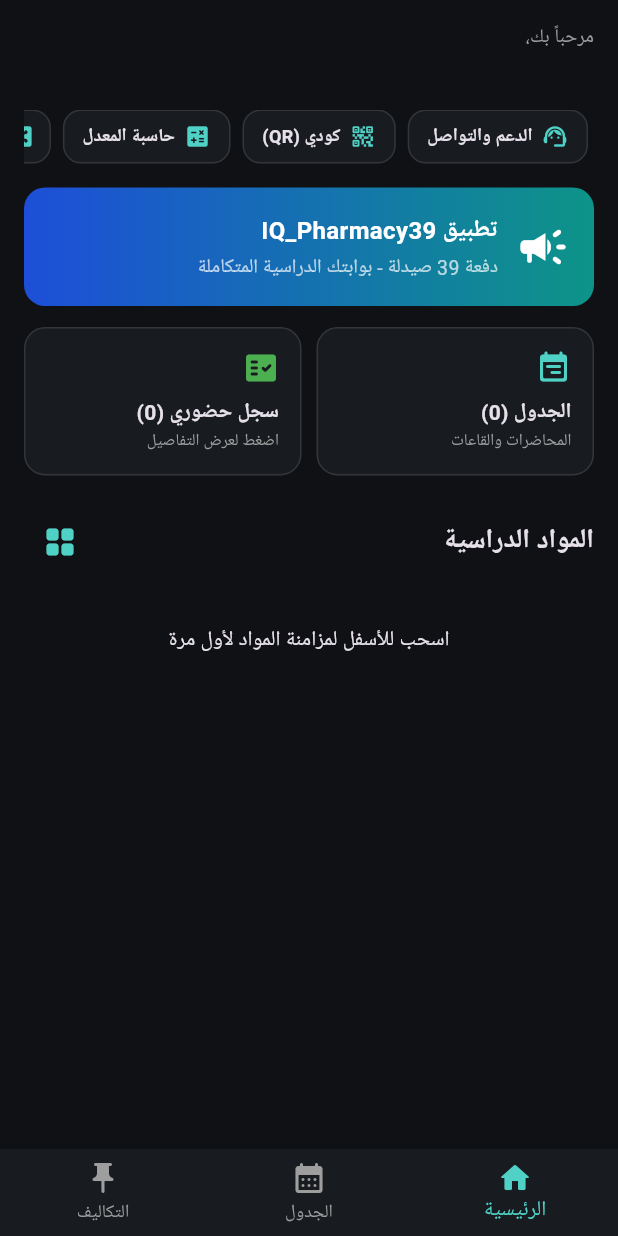
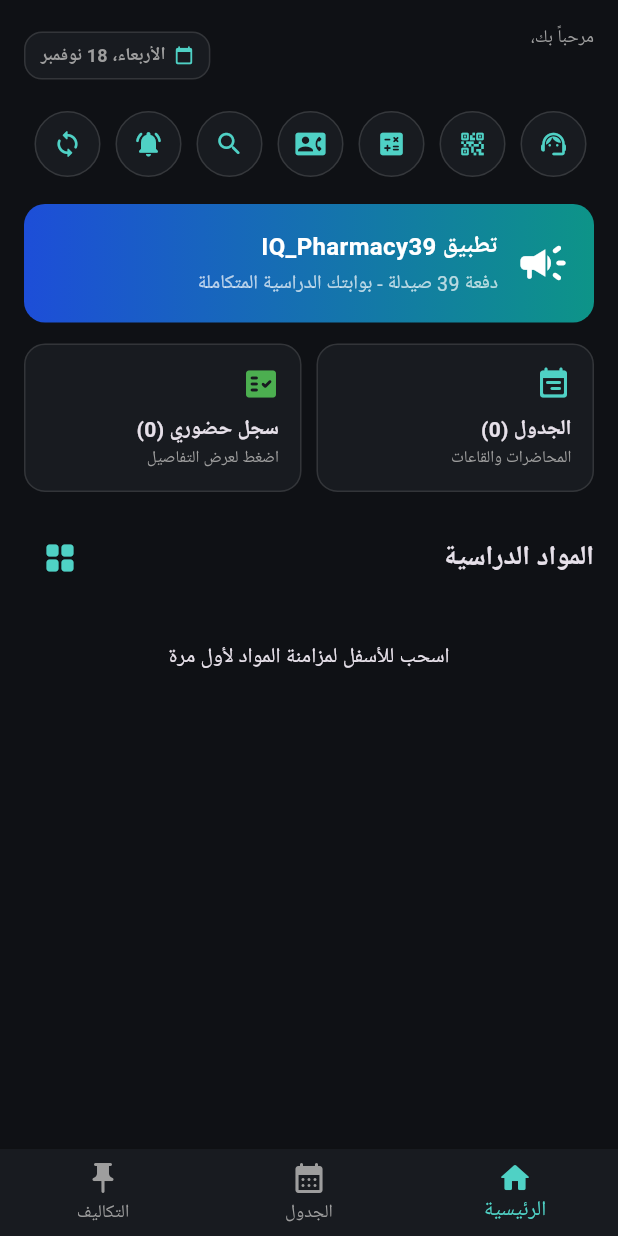
Before and after one commit to 780ramialhakami780-jpg/IQ_Pharmacy39, a Flutter app: the HomeScreen screen opened directly, on a phone screen of 412 x 824 dp. Run offline on Flutter 3.47's test engine with Material 3 defaults, Android fonts, the phone set to English and light mode, and no system bars; our stand-ins replace device_info_plus, dio, file_picker, google_fonts, image_picker, open_filex and 5 more; accounts and stored records are empty.

Commit message:
home_screen.dart

```diff
--- a/lib/home_screen.dart
+++ b/lib/home_screen.dart
@@ -64,6 +64,19 @@ class _HomeScreenState extends State<HomeScreen> {
     super.dispose();
   }
 
+  String _formattedTodayDate() {
+    final now = DateTime.now();
+    if (AppPrefs.isEnglish) {
+      const weekDays = ['Mon', 'Tue', 'Wed', 'Thu', 'Fri', 'Sat', 'Sun'];
+      const months = ['Jan', 'Feb', 'Mar', 'Apr', 'May', 'Jun', 'Jul', 'Aug', 'Sep', 'Oct', 'Nov', 'Dec'];
+      return '${weekDays[now.weekday - 1]}, ${now.day} ${months[now.month - 1]}';
+    } else {
+      const weekDays = ['الاثنين', 'الثلاثاء', 'الأربعاء', 'الخميس', 'الجمعة', 'السبت', 'الأحد'];
+      const months = ['يناير', 'فبراير', 'مارس', 'أبريل', 'مايو', 'يونيو', 'يوليو', 'أغسطس', 'سبتمبر', 'أكتوبر', 'نوفمبر', 'ديسمبر'];
+      return '${weekDays[now.weekday - 1]}، ${now.day} ${months[now.month - 1]}';
+    }
+  }
+
   void _startBannerAutoSlide() {
     _bannerTimer = Timer.periodic(const Duration(seconds: 5), (_) {
       if (!mounted || _announcements.length <= 1 || _bannerDismissed) return;
@@ -319,21 +332,53 @@ class _HomeScreenState extends State<HomeScreen> {
             ),
             const SizedBox(height: 14),
           ],
-          Column(
+          Row(
+            crossAxisAlignment: CrossAxisAlignment.center,
+            children: [
+              Expanded(
+                child: Column(
                   crossAxisAlignment: CrossAxisAlignment.start,
                   children: [
-              Text(AppPrefs.tr('مرحباً بك،', 'Welcome,'), style: const TextStyle(color: Colors.grey, fontSize: 13)),
+                    Text(AppPrefs.tr('مرحباً بك،', 'Welcome,'), style: const TextStyle(color: Colors.grey, fontSize: 12)),
                     Text(
                       _studentName,
                       maxLines: 1,
                       overflow: TextOverflow.ellipsis,
-                style: const TextStyle(fontSize: 18, fontWeight: FontWeight.bold),
+                      style: const TextStyle(fontSize: 17, fontWeight: FontWeight.bold),
+                    ),
+                  ],
+                ),
+              ),
+              const SizedBox(width: 8),
+              InkWell(
+                onTap: () => setState(() => _currentIndex = 1),
+                borderRadius: BorderRadius.circular(12),
+                child: Container(
+                  padding: const EdgeInsets.symmetric(horizontal: 10, vertical: 6),
+                  decoration: BoxDecoration(
+                    color: cardBg,
+                    borderRadius: BorderRadius.circular(12),
+                    border: Border.all(color: borderCol),
+                  ),
+                  child: Row(
+                    mainAxisSize: MainAxisSize.min,
+                    children: [
+                      Icon(Icons.calendar_today_rounded, size: 13, color: accent),
+                      const SizedBox(width: 6),
+                      Text(
+                        _formattedTodayDate(),
+                        style: const TextStyle(fontSize: 12, fontWeight: FontWeight.w600, color: Colors.grey),
+                      ),
+                    ],
+                  ),
+                ),
               ),
             ],
           ),
           const SizedBox(height: 12),
           SingleChildScrollView(
             scrollDirection: Axis.horizontal,
+            padding: const EdgeInsets.symmetric(vertical: 4),
             child: Row(
               children: [
                 _topActionBtn(Icons.support_agent_rounded, AppPrefs.tr('الدعم والتواصل', 'Support'), () => _openSupportContactsSheet(), cardBg, accent),
@@ -358,7 +403,7 @@ class _HomeScreenState extends State<HomeScreen> {
               ],
             ),
           ),
-          const SizedBox(height: 16),
+          const SizedBox(height: 14),
 
           if (AppPrefs.showAnnouncements) ...[
             _buildAnnouncementsSection(cardBg, accent, radius),
@@ -943,30 +988,41 @@ class _HomeScreenState extends State<HomeScreen> {
 
   Widget _topActionBtn(IconData icon, String label, VoidCallback onTap, Color cardBg, Color accent, {int badge = 0}) {
     return Padding(
-      padding: const EdgeInsets.symmetric(horizontal: 4),
+      padding: const EdgeInsets.symmetric(horizontal: 5),
+      child: Tooltip(
+        message: label,
         child: InkWell(
           onTap: onTap,
-        borderRadius: BorderRadius.circular(12),
-        child: Container(
-          padding: const EdgeInsets.symmetric(horizontal: 12, vertical: 8),
+          customBorder: const CircleBorder(),
+          child: Stack(
+            clipBehavior: Clip.none,
+            children: [
+              Container(
+                width: 44,
+                height: 44,
                 decoration: BoxDecoration(
                   color: cardBg,
-            borderRadius: BorderRadius.circular(12),
-            border: Border.all(color: Colors.grey.withOpacity(0.2)),
-          ),
-          child: Row(
-            children: [
-              Icon(icon, size: 18, color: accent),
-              const SizedBox(width: 6),
-              Text(label, style: const TextStyle(fontSize: 12, fontWeight: FontWeight.w600)),
-              if (badge > 0) ...[
-                const SizedBox(width: 6),
-                Container(
-                  padding: const EdgeInsets.symmetric(horizontal: 6, vertical: 2),
-                  decoration: BoxDecoration(color: Colors.redAccent, borderRadius: BorderRadius.circular(10)),
-                  child: Text('$badge', style: const TextStyle(fontSize: 10, fontWeight: FontWeight.bold, color: Colors.white)),
-                ),
-              ]
+                  shape: BoxShape.circle,
+                  border: Border.all(color: Colors.grey.withOpacity(0.22)),
+                ),
+                child: Icon(icon, size: 20, color: accent),
+              ),
+              if (badge > 0)
+                Positioned(
+                  top: -3,
+                  left: -3,
+                  child: Container(
+                    padding: const EdgeInsets.symmetric(horizontal: 5, vertical: 1.5),
+                    decoration: BoxDecoration(
+                      color: Colors.redAccent,
+                      borderRadius: BorderRadius.circular(10),
+                    ),
+                    child: Text(
+                      '$badge',
+                      style: const TextStyle(fontSize: 10, fontWeight: FontWeight.bold, color: Colors.white),
+                    ),
+                  ),
+                ),
             ],
           ),
         ),
@@ -1792,6 +1848,7 @@ class _HomeScreenState extends State<HomeScreen> {
                             _syncWithCloud(silent: false);
                           },
                         ),
+                        if (_isAdmin) ...[
                           const Divider(height: 1),
                           ListTile(
                             leading: const Icon(Icons.admin_panel_settings, color: Colors.orange),
@@ -1799,6 +1856,7 @@ class _HomeScreenState extends State<HomeScreen> {
                             subtitle: Text(AppPrefs.tr('إدارة الإعلانات، التواصل، الإشعارات، الملفات، كشوفات الحضور', 'Announcements, support, alerts, files, attendance')),
                             onTap: () => _promptAdminPassword(),
                           ),
+                        ],
                       ],
                     ),
                   ),
```
Lines whose indentation alone changed are shown as unchanged.
